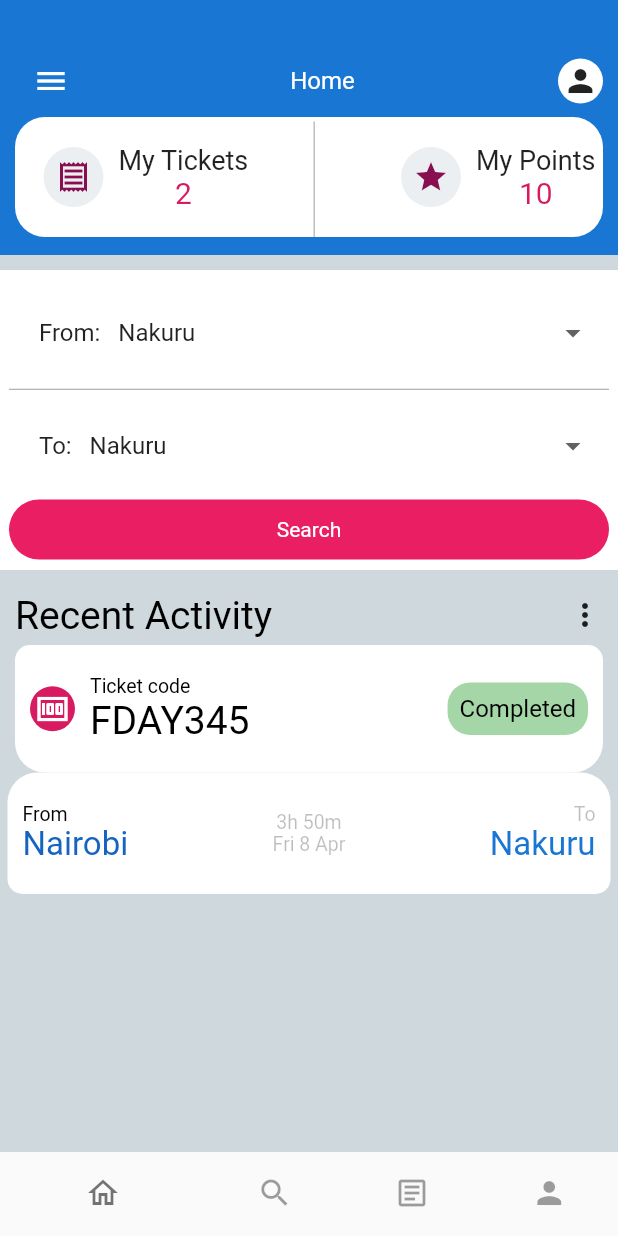
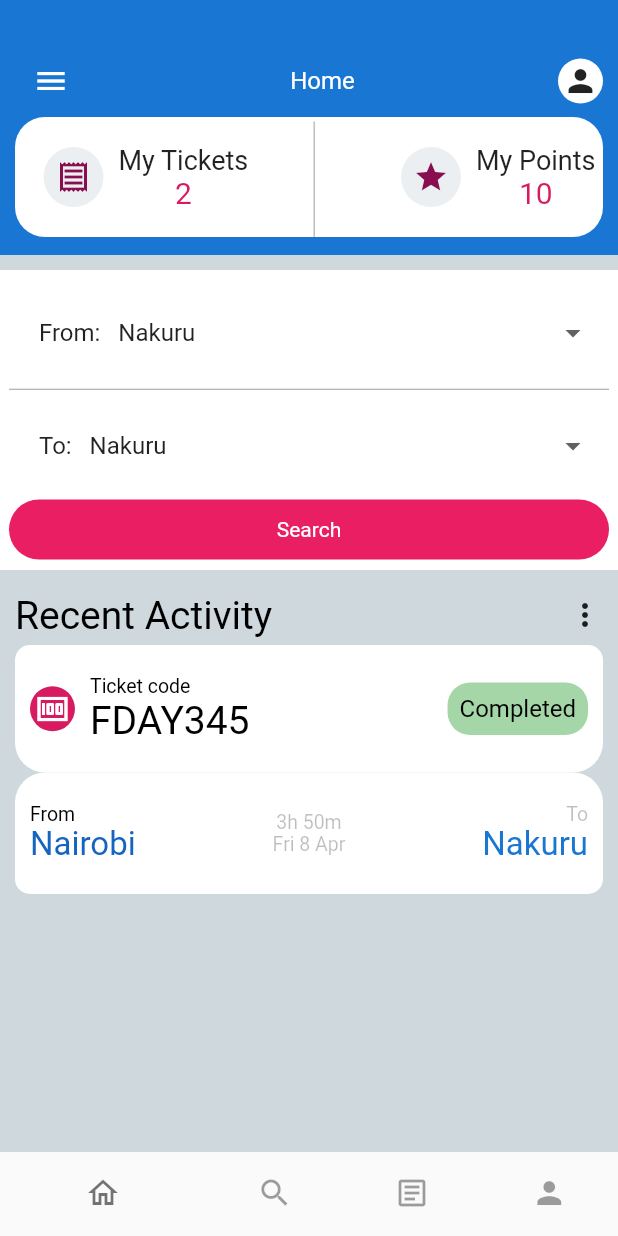
Before and after one commit to Brian-mula/booking-app, a Flutter app: the screen it shows after launch, on a phone screen of 412 x 824 dp. Run offline on Flutter 3.47's test engine with Material 2 defaults, Android fonts, the phone set to English and light mode, and no system bars.

```diff
--- a/lib/pages/authentication/loginPage.dart
+++ b/lib/pages/authentication/loginPage.dart
@@ -1,5 +1,5 @@
 import 'package:dashboard/pages/authentication/registerPage.dart';
-import 'package:dashboard/pages/widgets/big_text_widget.dart';
+import 'package:dashboard/widgets/big_text_widget.dart';
 import 'package:flutter/material.dart';
 import 'package:flutter/src/foundation/key.dart';
 import 'package:flutter/src/widgets/framework.dart';
--- a/lib/pages/authentication/registerPage.dart
+++ b/lib/pages/authentication/registerPage.dart
@@ -1,5 +1,5 @@
 import 'package:dashboard/pages/authentication/loginPage.dart';
-import 'package:dashboard/pages/widgets/big_text_widget.dart';
+import 'package:dashboard/widgets/big_text_widget.dart';
 import 'package:flutter/material.dart';
 import 'package:flutter/src/foundation/key.dart';
 import 'package:flutter/src/widgets/framework.dart';
--- a/lib/pages/home_page.dart
+++ b/lib/pages/home_page.dart
@@ -1,7 +1,7 @@
-import 'package:dashboard/pages/widgets/big_text_widget.dart';
-import 'package:dashboard/pages/widgets/customCardText.dart';
-import 'package:dashboard/pages/widgets/custome_card.dart';
-import 'package:dashboard/pages/widgets/dropDownWidget.dart';
+import 'package:dashboard/widgets/big_text_widget.dart';
+import 'package:dashboard/widgets/customCardText.dart';
+import 'package:dashboard/widgets/custome_card.dart';
+import 'package:dashboard/widgets/dropDownWidget.dart';
 import 'package:flutter/material.dart';
 import 'package:flutter/widgets.dart';
 
@@ -150,7 +150,7 @@ class HomePage extends StatelessWidget {
                   color: Colors.white),
               child: const CustomeCard()),
           Container(
-              margin: const EdgeInsets.only(left: 5, right: 5),
+              margin: const EdgeInsets.only(left: 10, right: 10),
               padding: const EdgeInsets.only(
                   left: 10, top: 20, right: 10, bottom: 20),
               decoration: const BoxDecoration(
--- a/lib/pages/widgets/custome_card.dart
+++ b/lib/widgets/custome_card.dart
@@ -1,4 +1,4 @@
-import 'package:dashboard/pages/widgets/big_text_widget.dart';
+import 'package:dashboard/widgets/big_text_widget.dart';
 import 'package:flutter/material.dart';
 import 'package:flutter/src/foundation/key.dart';
 import 'package:flutter/src/widgets/framework.dart';
```
Also changed, not shown: lib/pages/accounts_page.dart (+2 -5 lines), lib/widgets/customCardText.dart (renamed from lib/pages/widgets/customCardText.dart, +30 -8 lines), lib/widgets/big_text_widget.dart (renamed from lib/pages/widgets/big_text_widget.dart), lib/widgets/dropDownWidget.dart (renamed from lib/pages/widgets/dropDownWidget.dart), 3 other files.
